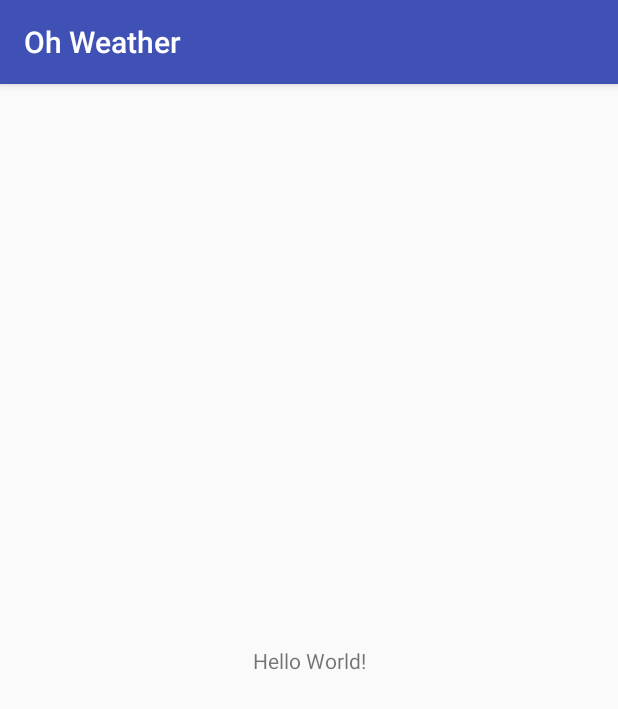
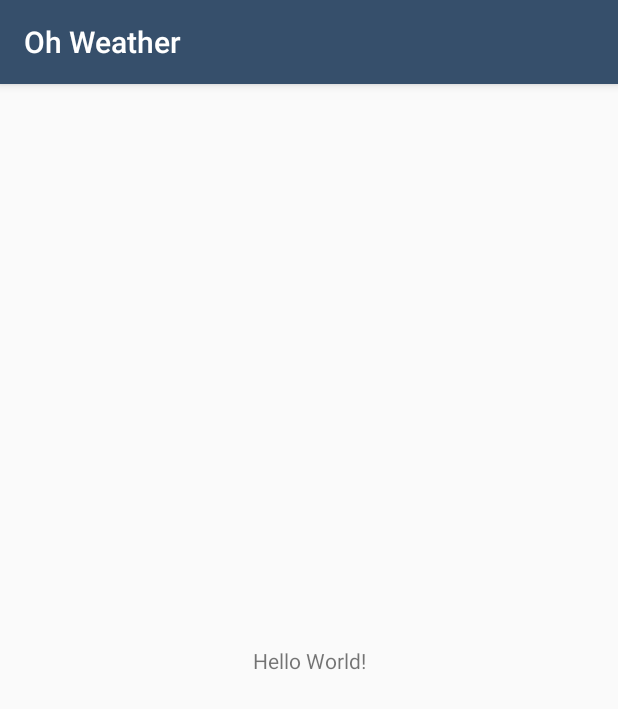
Before and after one commit to jkennethcarino/Oh-Weather, an Android app: the screen it shows after launch (MainActivity), on a phone screen of 412 x 824 dp. Shown: the top 709 px of the screen. Run offline under Robolectric (Android 15) with nearby library versions, the phone set to English and light mode, and no system bars.

Commit message:
Update color scheme

```diff
--- a/app/src/main/res/values/colors.xml
+++ b/app/src/main/res/values/colors.xml
@@ -1,6 +1,6 @@
 <?xml version="1.0" encoding="utf-8"?>
 <resources>
-    <color name="colorPrimary">#3F51B5</color>
-    <color name="colorPrimaryDark">#303F9F</color>
-    <color name="colorAccent">#FF4081</color>
+    <color name="colorPrimary">#364f6b</color>
+    <color name="colorPrimaryDark">#072740</color>
+    <color name="colorAccent">#3fc1c9</color>
 </resources>
```
Also changed, not shown: app/src/main/res/values-v19/styles.xml (added, +7 -0 lines), app/src/main/res/values-v21/styles.xml (added, +9 -0 lines), app/src/main/res/values/styles.xml (+7 -1 lines).
